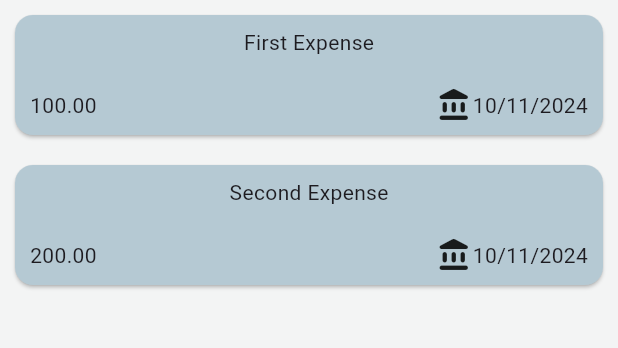
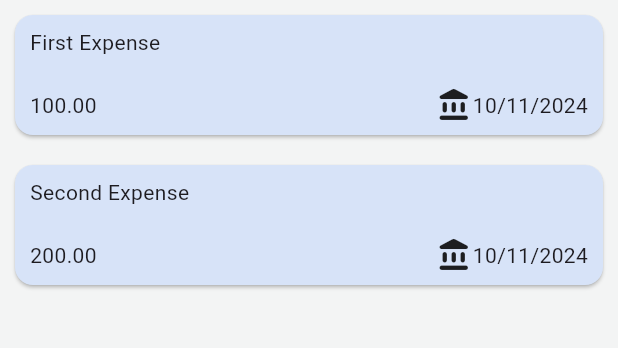
Before and after one commit to ashishtandon2000/expense_tracker, a Flutter app: the screen it shows after launch, on a phone screen of 412 x 824 dp, the part 84-432 px from its top. Run offline on Flutter 3.47's test engine with Material 3 defaults, Android fonts, the phone set to English and light mode, and no system bars; our stand-ins replace google_fonts.

Commit message:
- added dark mode & other theme

```diff
--- a/lib/main.dart
+++ b/lib/main.dart
@@ -4,12 +4,15 @@ import 'package:google_fonts/google_fonts.dart';
 import 'widgets/widgets.dart';
 
 const _primaryColor = Color(0xFFc7dbf9);
+const _primaryColorDark = Color(0xFF2A3B5F);
 
 class App {
   const App();
   static const color = _Colors();
   static final text = _Text();
   static final colorScheme = ColorScheme.fromSeed(seedColor: _primaryColor);
+  static final colorSchemeDark = ColorScheme.fromSeed(
+      brightness:Brightness.dark,seedColor: _primaryColorDark);
 }
 
 class _Text {
@@ -20,23 +23,33 @@ class _Text {
 
 class _Colors {
   const _Colors();
-  // final Color primary = const Color(0xFF66A5C8);
   final Color primary = _primaryColor;
   final Color secondary = const Color(0xFFB5C9D3);
 
   final Color background = const Color(0xFFF3F4F4);
-  final Color lineWork = const Color(0xFFF3F4F4);
-  final Color heading = const Color(0xFFF3F4F4);
-  final Color text = const Color(0xFFF3F4F4);
-
-
-
+  // final Color lineWork = const Color(0xFFF3F4F4);
+  // final Color heading = const Color(0xFFF3F4F4);
+  // final Color text = const Color(0xFFF3F4F4);
 }
 
 void main() {
   return runApp(
+    MaterialApp(
+      themeMode: ThemeMode.system,
+      darkTheme: ThemeData.dark().copyWith(
+        colorScheme: App.colorSchemeDark,
+        appBarTheme: const AppBarTheme().copyWith(
+          backgroundColor: App.colorSchemeDark.onPrimaryContainer,
+          foregroundColor: App.colorSchemeDark.primaryContainer,
+        ),
+        cardTheme: const CardTheme().copyWith(
+            color: App.colorSchemeDark.secondaryContainer,
+            ),
 
-    MaterialApp(
+        elevatedButtonTheme: ElevatedButtonThemeData(
+            style: ElevatedButton.styleFrom(
+                backgroundColor: App.colorSchemeDark.primaryContainer)),
+      ),
       theme: ThemeData().copyWith(
         colorScheme: App.colorScheme,
         scaffoldBackgroundColor: App.color.background,
@@ -44,34 +57,15 @@ void main() {
           backgroundColor: App.colorScheme.onPrimaryContainer,
           foregroundColor: App.colorScheme.primaryContainer,
         ),
-          cardTheme: const CardTheme().copyWith(),
+        cardTheme: const CardTheme().copyWith(
+            color: App.colorScheme.secondaryContainer,
+            ),
         elevatedButtonTheme: ElevatedButtonThemeData(
             style: ElevatedButton.styleFrom(
-              backgroundColor: App.colorScheme.primaryContainer
-            )
-          ),
-        // outlinedButtonTheme: OutlinedButtonThemeData(
-        //   style: ElevatedButton.styleFrom(
-        //       foregroundColor : App.colorScheme.primaryContainer
-        //   )
-        // ),
-
-
+                backgroundColor: App.colorScheme.primaryContainer)),
       ),
       debugShowCheckedModeBanner: false,
       home: const Expenses(),
     ),
   );
 }
-// elevatedButtonTheme: ElevatedButtonThemeData(
-// style: ElevatedButton.styleFrom(
-// backgroundColor: kColorScheme.primaryContainer,
-// ),
-// ),
-// textTheme: ThemeData().textTheme.copyWith(
-// titleLarge: TextStyle(
-// fontWeight: FontWeight.normal,
-// color: kColorScheme.onSecondaryContainer,
-// fontSize: 14,
-// ),
-// ),
--- a/lib/widgets/expense_list/expenses_item.dart
+++ b/lib/widgets/expense_list/expenses_item.dart
@@ -8,12 +8,12 @@ class ExpensesItem extends StatelessWidget {
   @override
   Widget build(context) {
     return Card(
-      color: App.color.secondary,
       margin: const EdgeInsets.all(10),
       child: Padding(
         padding: const EdgeInsets.symmetric(
             vertical: 8.0,horizontal: 10),
         child: Column(
+          crossAxisAlignment: CrossAxisAlignment.start,
           children: [
             Text(expense.title,style: App.text.text1,),
             const SizedBox(height: 20,),
--- a/lib/widgets/expense_list/expenses_list.dart
+++ b/lib/widgets/expense_list/expenses_list.dart
@@ -19,6 +19,9 @@ class ExpensesList extends StatelessWidget {
           // // Here we are able to make changes in the expense list of expenses.dart because in dart lists, maps, sets etc are passed by reference.
           // // Because of which child widget and parent widget both are referring to same expense list.
         },
+        background: Container(
+          color: Theme.of(context).colorScheme.errorContainer,
+        ),
         child: ExpensesItem(
           expense: itemsList[index],
         ),
```
Also changed, not shown: 1 other file. Lines whose indentation alone changed are shown as unchanged.
